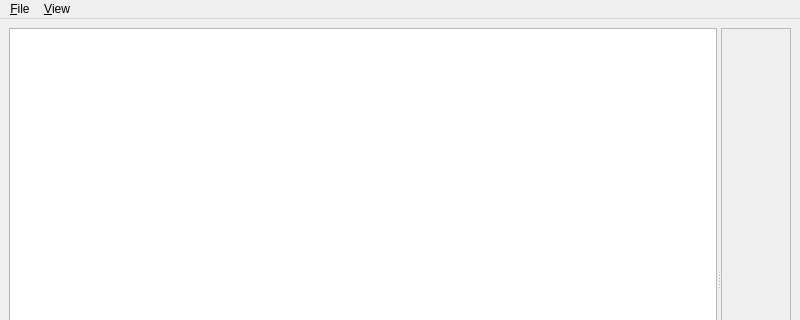
Before: the Qt Designer form src/mainwindow.ui in xyshal/counties, drawn with Qt 5; both pictures show x 0 to 800 and y 0 to 320 of the 800 by 600 pixel window.
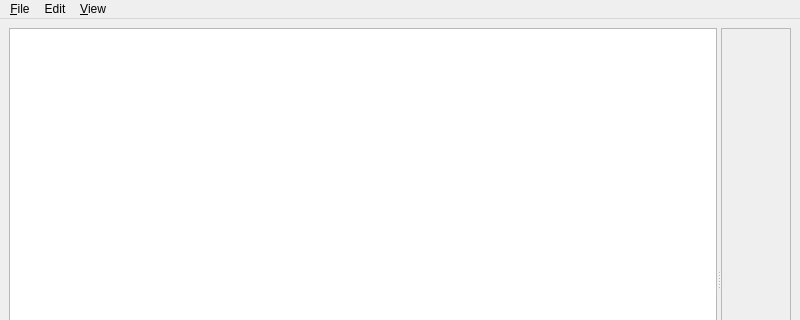
After: the same form once the commit is applied. Custom widgets are drawn as their Qt base class.

Patch:
```diff
--- a/src/mainwindow.ui
+++ b/src/mainwindow.ui
@@ -117,7 +117,14 @@
     <addaction name="actionZoom_In"/>
     <addaction name="actionZoom_Out"/>
    </widget>
+   <widget class="QMenu" name="menuEdit">
+    <property name="title">
+     <string>Edit</string>
+    </property>
+    <addaction name="actionChangeColor"/>
+   </widget>
    <addaction name="menuFile"/>
+   <addaction name="menuEdit"/>
    <addaction name="menuView"/>
   </widget>
   <widget class="QStatusBar" name="statusbar"/>
```
Left out of the diff: 5 changed lines with no effect on the pictures.
